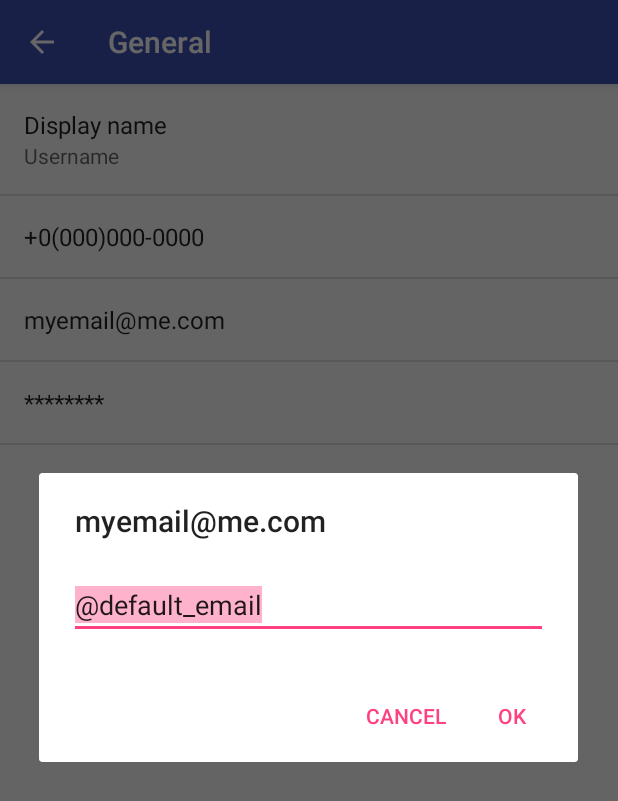
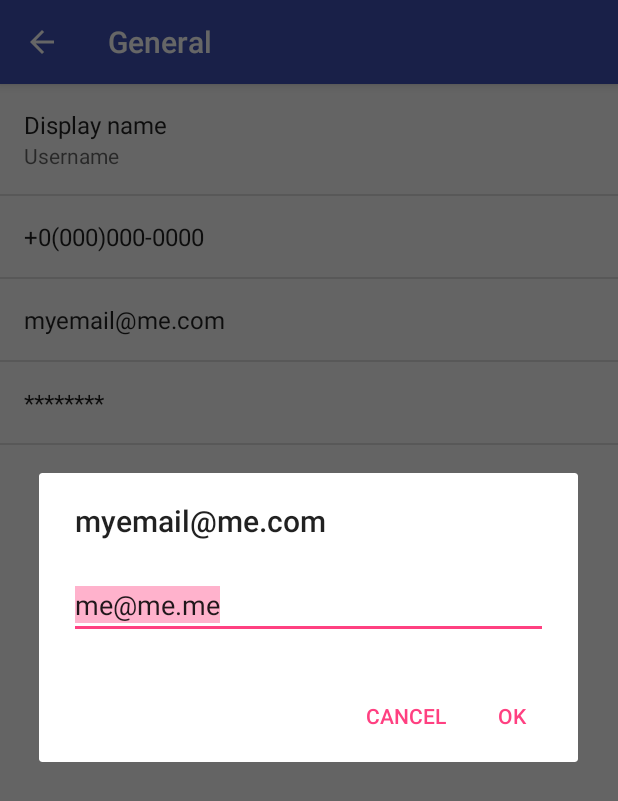
Before and after one commit to reginax/radius, an Android app: the SettingsActivity screen opened directly, with no data from a screen before it, after a tap on "myemail@me.com", on a phone screen of 412 x 824 dp. Shown: the top 801 px of the screen. Run offline under Robolectric (Android 15) with nearby library versions, the phone set to English and light mode, and no system bars; 3 other taps on this screen came first.

Commit message:
fixed an error

```diff
--- a/RadiusApp/app/src/main/res/xml/pref_general.xml
+++ b/RadiusApp/app/src/main/res/xml/pref_general.xml
@@ -30,7 +30,7 @@
     <EditTextPreference
         android:key="my_email"
         android:title="@string/pref_my_email"
-        android:defaultValue="@default_email"
+        android:defaultValue="@string/default_email"
         android:selectAllOnFocus="true"
         android:inputType="text"
         android:singleLine="true"
@@ -39,7 +39,7 @@
     <EditTextPreference
         android:key="password"
         android:title="@string/pref_my_password"
-        android:defaultValue="@defalt_password"
+        android:defaultValue="@string/default_password"
         android:selectAllOnFocus="true"
         android:inputType="number"
         android:singleLine="true"
```
Also changed, not shown: 1 other file.
